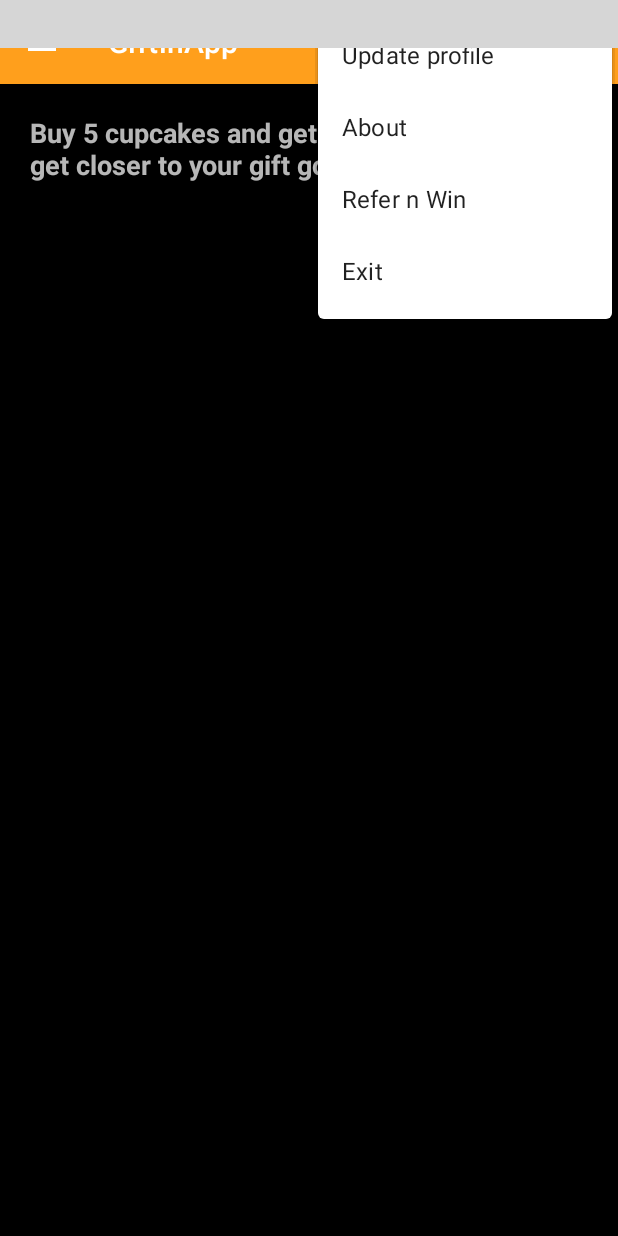
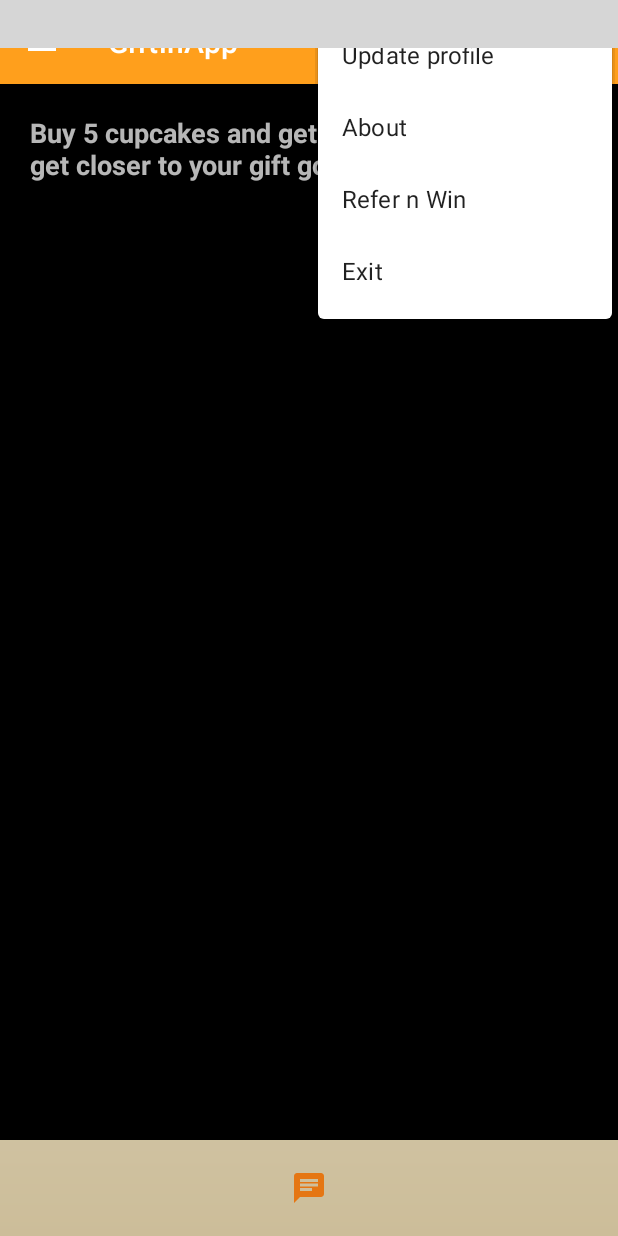
Before and after one commit to sterlingking1990/GiftinApp, an Android app: the fragment CustomerRewardStories placed in its activity, with the options menu open, on a phone screen of 412 x 824 dp. Run offline under Robolectric (Android 15) with nearby library versions, the phone set to English and light mode, and no system bars; our stand-ins replace Firebase (no records; nobody signed in at launch, a user with empty details on screens opened directly), Picasso, RxJava, navigation-ui; libraries missing offline, so code that uses them is left out: androidx.navigation.ui, com.synnapps.carouselview; plain views replace CarouselView; pictures from the network do not load; 7 statements that could not run were skipped; grey boxes are pictures that could not be loaded.

Commit message:
add chat to stories

```diff
--- a/app/src/main/java/com/giftinapp/business/customer/GiftListFragment.java
+++ b/app/src/main/java/com/giftinapp/business/customer/GiftListFragment.java
@@ -449,7 +449,7 @@ public class GiftListFragment extends Fragment implements GiftlistAdapter.GiftIt
     public void displayMoreGiftDetail(@NotNull GiftList gift, TextView giftCaption) {
         if(giftCaption.getTextColors().getDefaultColor() != ContextCompat.getColor(requireContext(),R.color.tabColor)) {
             builder.setMessage(gift.gift_name + '\n' + '\n' + "track this gift?")
-                    .setCancelable(false)
+                    .setCancelable(true)
                     .setNegativeButton("NO",(dialog, which) -> {
 
                     })
--- /dev/null
+++ b/app/src/main/res/drawable/ic_chat_with_business.xml
@@ -0,0 +1,5 @@
+<vector android:height="24dp" android:tint="#E57613"
+    android:viewportHeight="24" android:viewportWidth="24"
+    android:width="24dp" xmlns:android="http://schemas.android.com/apk/res/android">
+    <path android:fillColor="@android:color/white" android:pathData="M20,2L4,2c-1.1,0 -1.99,0.9 -1.99,2L2,22l4,-4h14c1.1,0 2,-0.9 2,-2L22,4c0,-1.1 -0.9,-2 -2,-2zM6,9h12v2L6,11L6,9zM14,14L6,14v-2h8v2zM18,8L6,8L6,6h12v2z"/>
+</vector>
--- a/app/src/main/res/layout/fragment_customer_reward_stories.xml
+++ b/app/src/main/res/layout/fragment_customer_reward_stories.xml
@@ -27,8 +27,18 @@
         android:id="@+id/ll_status"
         android:layout_below="@id/ll_progress_bar"
         android:layout_width="match_parent"
+        android:layout_above="@id/imgChatWithBusiness"
         android:background="#000000"
         android:layout_height="match_parent"/>
+
+    <ImageView
+        android:id="@+id/imgChatWithBusiness"
+        android:layout_width="wrap_content"
+        android:layout_alignParentBottom="true"
+        android:layout_centerHorizontal="true"
+        android:layout_margin="20dp"
+        android:layout_height="wrap_content"
+        android:src="@drawable/ic_chat_with_business"/>
 
 
 
```
Also changed, not shown: app/src/main/java/com/giftinapp/business/customer/CustomerRewardStories.kt (+71 -1 lines), app/src/main/res/layout/single_my_gift_detail.xml (+14 -13 lines).
